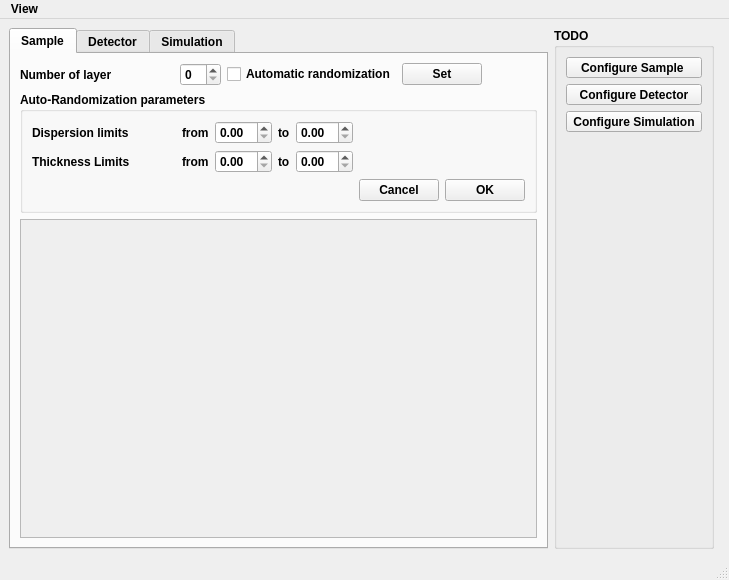
Old version of the form siegmainwindow.ui in the repository amirtosson/GISASSimulationBornAgainBased.
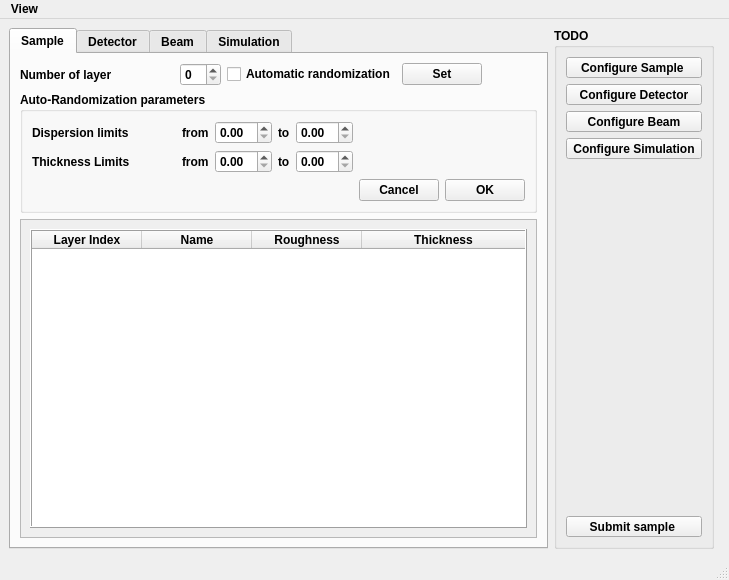
New version of the form.

```diff
--- a/siegmainwindow.ui
+++ b/siegmainwindow.ui
@@ -51,6 +51,104 @@
              <height>319</height>
             </rect>
            </property>
+           <layout class="QVBoxLayout" name="verticalLayout_2">
+            <item>
+             <widget class="QTableWidget" name="layerTable">
+              <property name="frameShape">
+               <enum>QFrame::Box</enum>
+              </property>
+              <property name="frameShadow">
+               <enum>QFrame::Raised</enum>
+              </property>
+              <property name="sizeAdjustPolicy">
+               <enum>QAbstractScrollArea::AdjustToContents</enum>
+              </property>
+              <property name="showGrid">
+               <bool>true</bool>
+              </property>
+              <property name="columnCount">
+               <number>4</number>
+              </property>
+              <attribute name="horizontalHeaderVisible">
+               <bool>true</bool>
+              </attribute>
+              <attribute name="horizontalHeaderCascadingSectionResizes">
+               <bool>false</bool>
+              </attribute>
+              <attribute name="horizontalHeaderMinimumSectionSize">
+               <number>40</number>
+              </attribute>
+              <attribute name="horizontalHeaderDefaultSectionSize">
+               <number>110</number>
+              </attribute>
+              <attribute name="horizontalHeaderStretchLastSection">
+               <bool>true</bool>
+              </attribute>
+              <attribute name="verticalHeaderVisible">
+               <bool>false</bool>
+              </attribute>
+              <attribute name="verticalHeaderCascadingSectionResizes">
+               <bool>false</bool>
+              </attribute>
+              <attribute name="verticalHeaderMinimumSectionSize">
+               <number>25</number>
+              </attribute>
+              <attribute name="verticalHeaderDefaultSectionSize">
+               <number>40</number>
+              </attribute>
+              <attribute name="verticalHeaderShowSortIndicator" stdset="0">
+               <bool>false</bool>
+              </attribute>
+              <attribute name="verticalHeaderStretchLastSection">
+               <bool>false</bool>
+              </attribute>
+              <column>
+               <property name="text">
+                <string>Layer Index</string>
+               </property>
+               <property name="font">
+                <font>
+                 <weight>75</weight>
+                 <bold>true</bold>
+                </font>
+               </property>
+              </column>
+              <column>
+               <property name="text">
+                <string>Name</string>
+               </property>
+               <property name="font">
+                <font>
+                 <weight>75</weight>
+                 <bold>true</bold>
+                </font>
+               </property>
+              </column>
+              <column>
+               <property name="text">
+                <string>Roughness</string>
+               </property>
+               <property name="font">
+                <font>
+                 <weight>75</weight>
+                 <bold>true</bold>
+                </font>
+               </property>
+              </column>
+              <column>
+               <property name="text">
+                <string>Thickness</string>
+               </property>
+               <property name="font">
+                <font>
+                 <weight>75</weight>
+                 <bold>true</bold>
+                </font>
+               </property>
+              </column>
+             </widget>
+            </item>
+           </layout>
           </widget>
          </widget>
         </item>
@@ -264,6 +362,11 @@
         <string>Detector</string>
        </attribute>
       </widget>
+      <widget class="QWidget" name="beamTab">
+       <attribute name="title">
+        <string>Beam</string>
+       </attribute>
+      </widget>
       <widget class="QWidget" name="simTab">
        <attribute name="title">
         <string>Simulation</string>
@@ -315,6 +418,22 @@
          </property>
         </widget>
        </item>
+       <item>
+        <widget class="QToolButton" name="configBeamButton">
+         <property name="sizePolicy">
+          <sizepolicy hsizetype="MinimumExpanding" vsizetype="Fixed">
+           <horstretch>0</horstretch>
+           <verstretch>0</verstretch>
+          </sizepolicy>
+         </property>
+         <property name="text">
+          <string>Configure Beam</string>
+         </property>
+         <property name="toolButtonStyle">
+          <enum>Qt::ToolButtonTextBesideIcon</enum>
+         </property>
+        </widget>
+       </item>
        <item>
         <widget class="QToolButton" name="configSimButton">
          <property name="text">
@@ -338,6 +457,22 @@
          </property>
         </spacer>
        </item>
+       <item>
+        <widget class="QToolButton" name="submitButton">
+         <property name="sizePolicy">
+          <sizepolicy hsizetype="MinimumExpanding" vsizetype="Fixed">
+           <horstretch>0</horstretch>
+           <verstretch>0</verstretch>
+          </sizepolicy>
+         </property>
+         <property name="text">
+          <string>Submit sample </string>
+         </property>
+         <property name="toolButtonStyle">
+          <enum>Qt::ToolButtonTextBesideIcon</enum>
+         </property>
+        </widget>
+       </item>
       </layout>
      </widget>
     </item>
```
Left out of the diff: 10 changed lines with no effect on the pictures.
